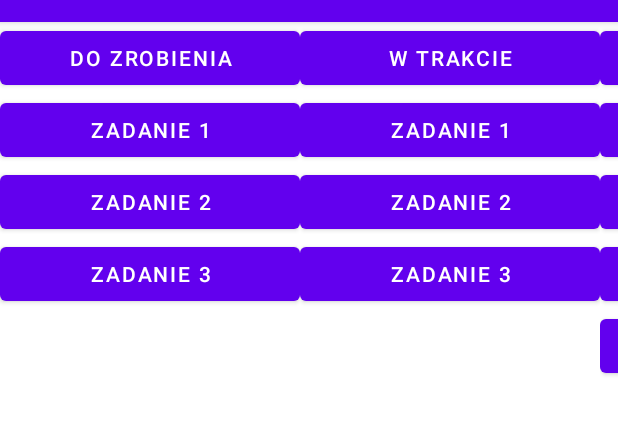
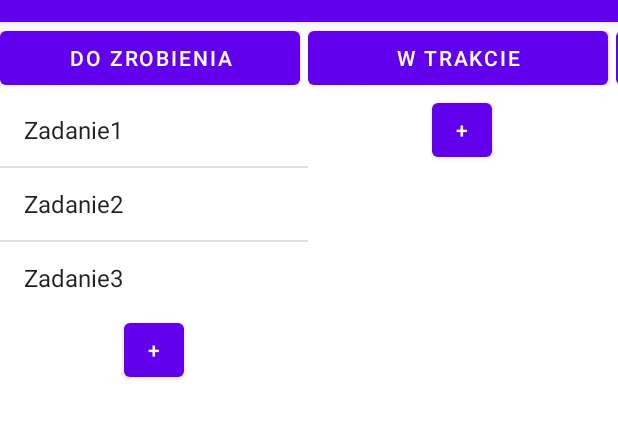
Before and after one commit to Nekoshy/Kanban, an Android app: the screen it shows after launch (MainActivity), on a phone screen of 412 x 824 dp, the part 62-501 px from its top. Run offline under Robolectric (Android 15) with nearby library versions, the phone set to English and light mode, and no system bars.

Commit message:
lista zadan / jeszcze bez dodawania nowych przy pomocy guzika

```diff
--- a/app/src/main/java/com/example/kanban/MainActivity.kt
+++ b/app/src/main/java/com/example/kanban/MainActivity.kt
@@ -2,10 +2,26 @@ package com.example.kanban
 
 import androidx.appcompat.app.AppCompatActivity
 import android.os.Bundle
+import android.widget.ArrayAdapter
+import android.widget.ListView
 
 class MainActivity : AppCompatActivity() {
+
     override fun onCreate(savedInstanceState: Bundle?) {
         super.onCreate(savedInstanceState)
         setContentView(R.layout.activity_main)
+
+        val arrayAdapter: ArrayAdapter<*>
+        val zadania1: MutableList<String> = ArrayList()
+        zadania1.add("Zadanie1")
+        zadania1.add("Zadanie2")
+        zadania1.add("Zadanie3")
+
+        val mListView1 = findViewById<ListView>(R.id.listview1)
+
+        arrayAdapter = ArrayAdapter(this, android.R.layout.simple_list_item_1, zadania1)
+        mListView1.adapter = arrayAdapter
+
+
     }
 }
--- a/app/src/main/res/layout/activity_main.xml
+++ b/app/src/main/res/layout/activity_main.xml
@@ -1,5 +1,5 @@
 <?xml version="1.0" encoding="utf-8"?>
-<LinearLayout xmlns:android="http://schemas.android.com/apk/res/android"
+<RelativeLayout xmlns:android="http://schemas.android.com/apk/res/android"
     xmlns:app="http://schemas.android.com/apk/res-auto"
     xmlns:tools="http://schemas.android.com/tools"
     android:id="@+id/kanban"
@@ -7,6 +7,7 @@
     android:layout_height="match_parent"
     android:orientation="vertical"
     tools:context=".MainActivity">
+
     <HorizontalScrollView
         android:layout_width="match_parent"
         android:layout_height="wrap_content">
@@ -15,82 +16,82 @@
             android:layout_width="wrap_content"
             android:layout_height="wrap_content"
             android:orientation="horizontal">
+
             <LinearLayout
-                android:orientation="vertical"
-                android:layout_width="match_parent"
-                android:layout_height="wrap_content">
+                android:layout_width="205dp"
+                android:layout_height="wrap_content"
+                android:orientation="vertical">
+
                 <Button
                     android:layout_width="200dp"
                     android:layout_height="wrap_content"
                     android:text="Do zrobienia" />
+
+                <ListView
+                    android:id="@+id/listview1"
+                    android:layout_width="match_parent"
+                    android:layout_height="wrap_content"
+                    android:layout_alignParentTop="true"
+                    android:layout_centerHorizontal="true">
+                </ListView>
+
                 <Button
-                    android:layout_width="200dp"
+                    android:layout_width="40dp"
                     android:layout_height="wrap_content"
-                    android:text="Zadanie 1" />
+                    android:layout_gravity="center"
+                    android:text="+" />
+            </LinearLayout>
+
+            <LinearLayout
+                android:layout_width="205dp"
+                android:layout_height="wrap_content"
+                android:orientation="vertical">
 
                 <Button
                     android:layout_width="200dp"
                     android:layout_height="wrap_content"
-                    android:text="Zadanie 2" />
+                    android:text="W trakcie" />
+
+                <ListView
+                    android:id="@+id/listview2"
+                    android:layout_width="match_parent"
+                    android:layout_height="wrap_content"
+                    android:layout_alignParentTop="true"
+                    android:layout_centerHorizontal="true">
+                </ListView>
+
+                <Button
+                    android:layout_width="40dp"
+                    android:layout_height="wrap_content"
+                    android:layout_gravity="center"
+                    android:text="+" />
+            </LinearLayout>
+
+            <LinearLayout
+                android:layout_width="match_parent"
+                android:layout_height="wrap_content"
+                android:orientation="vertical">
 
                 <Button
                     android:layout_width="200dp"
                     android:layout_height="wrap_content"
-                    android:text="Zadanie 3" />
-            </LinearLayout>
+                    android:text="Zrobione" />
 
-            <LinearLayout
-                android:orientation="vertical"
+                <ListView
+                    android:id="@+id/listview3"
                     android:layout_width="match_parent"
-                android:layout_height="wrap_content">
-                <Button
-                    android:layout_width="200dp"
                     android:layout_height="wrap_content"
-                    android:text="W trakcie" />
-                <Button
-                    android:layout_width="200dp"
-                    android:layout_height="wrap_content"
-                    android:text="Zadanie 1" />
+                    android:layout_alignParentTop="true"
+                    android:layout_centerHorizontal="true">
+                </ListView>
 
                 <Button
-                    android:layout_width="200dp"
+                    android:layout_width="40dp"
                     android:layout_height="wrap_content"
-                    android:text="Zadanie 2" />
+                    android:layout_gravity="center"
+                    android:text="+" />
 
-                <Button
-                    android:layout_width="200dp"
-                    android:layout_height="wrap_content"
-                    android:text="Zadanie 3" />
-            </LinearLayout>
-
-            <LinearLayout
-                android:orientation="vertical"
-                android:layout_width="match_parent"
-                android:layout_height="wrap_content">
-                <Button
-                    android:layout_width="200dp"
-                    android:layout_height="wrap_content"
-                    android:text="Zrobione" />
-                <Button
-                    android:layout_width="200dp"
-                    android:layout_height="wrap_content"
-                    android:text="Zadanie 1" />
-
-                <Button
-                    android:layout_width="200dp"
-                    android:layout_height="wrap_content"
-                    android:text="Zadanie 5" />
-
-                <Button
-                    android:layout_width="200dp"
-                    android:layout_height="wrap_content"
-                    android:text="Zadanie 3" />
-
-                <Button
-                    android:layout_width="200dp"
-                    android:layout_height="wrap_content"
-                    android:text="Zadanie 4" />
             </LinearLayout>
         </LinearLayout>
     </HorizontalScrollView>
-</LinearLayout>
+</RelativeLayout>
```
Lines whose indentation alone changed are shown as unchanged.
